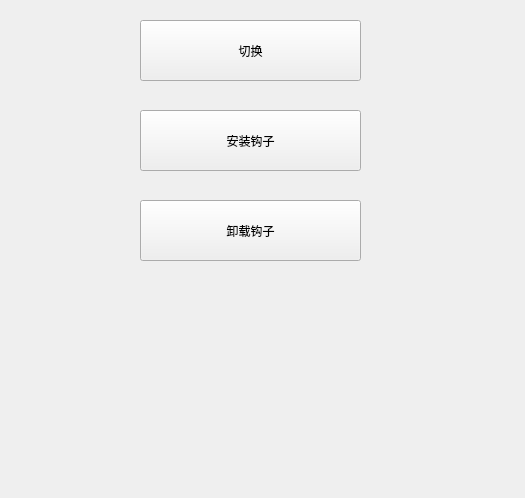
The window that widget.ui (yueyingqingfeng8/MKmap) describes before a commit, drawn with Qt 5.
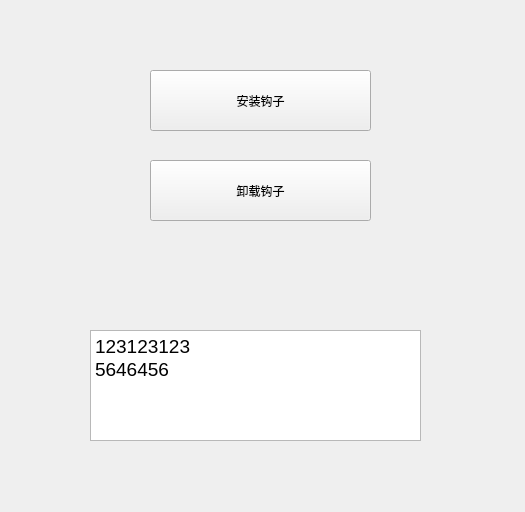
The same window after the commit.

Diff of the .ui file:
```diff
--- a/widget.ui
+++ b/widget.ui
@@ -7,7 +7,7 @@
     <x>0</x>
     <y>0</y>
     <width>525</width>
-    <height>498</height>
+    <height>512</height>
    </rect>
   </property>
   <property name="windowTitle">
@@ -16,8 +16,8 @@
   <widget class="QPushButton" name="pb_install">
    <property name="geometry">
     <rect>
-     <x>140</x>
-     <y>110</y>
+     <x>150</x>
+     <y>70</y>
      <width>221</width>
      <height>61</height>
     </rect>
@@ -29,8 +29,8 @@
   <widget class="QPushButton" name="pb_unload">
    <property name="geometry">
     <rect>
-     <x>140</x>
-     <y>200</y>
+     <x>150</x>
+     <y>160</y>
      <width>221</width>
      <height>61</height>
     </rect>
@@ -43,9 +43,9 @@
    <property name="geometry">
     <rect>
      <x>120</x>
-     <y>320</y>
+     <y>250</y>
      <width>261</width>
-     <height>81</height>
+     <height>61</height>
     </rect>
    </property>
    <property name="styleSheet">
@@ -55,17 +55,25 @@
     <string/>
    </property>
   </widget>
-  <widget class="QPushButton" name="pb_turn">
+  <widget class="QTextEdit" name="textEdit">
    <property name="geometry">
     <rect>
-     <x>140</x>
-     <y>20</y>
-     <width>221</width>
-     <height>61</height>
+     <x>90</x>
+     <y>330</y>
+     <width>331</width>
+     <height>111</height>
     </rect>
    </property>
-   <property name="text">
-    <string>切换</string>
+   <property name="styleSheet">
+    <string notr="true"/>
+   </property>
+   <property name="html">
+    <string>&lt;!DOCTYPE HTML PUBLIC &quot;-//W3C//DTD HTML 4.0//EN&quot; &quot;http://www.w3.org/TR/REC-html40/strict.dtd&quot;&gt;
+&lt;html&gt;&lt;head&gt;&lt;meta name=&quot;qrichtext&quot; content=&quot;1&quot; /&gt;&lt;style type=&quot;text/css&quot;&gt;
+p, li { white-space: pre-wrap; }
+&lt;/style&gt;&lt;/head&gt;&lt;body style=&quot; font-family:'SimSun'; font-size:9pt; font-weight:400; font-style:normal;&quot;&gt;
+&lt;p style=&quot; margin-top:0px; margin-bottom:0px; margin-left:0px; margin-right:0px; -qt-block-indent:0; text-indent:0px;&quot;&gt;&lt;span style=&quot; font-size:14pt;&quot;&gt;123123123&lt;/span&gt;&lt;/p&gt;
+&lt;p style=&quot; margin-top:0px; margin-bottom:0px; margin-left:0px; margin-right:0px; -qt-block-indent:0; text-indent:0px;&quot;&gt;&lt;span style=&quot; font-size:14pt;&quot;&gt;5646456&lt;/span&gt;&lt;/p&gt;&lt;/body&gt;&lt;/html&gt;</string>
    </property>
   </widget>
  </widget>
```
